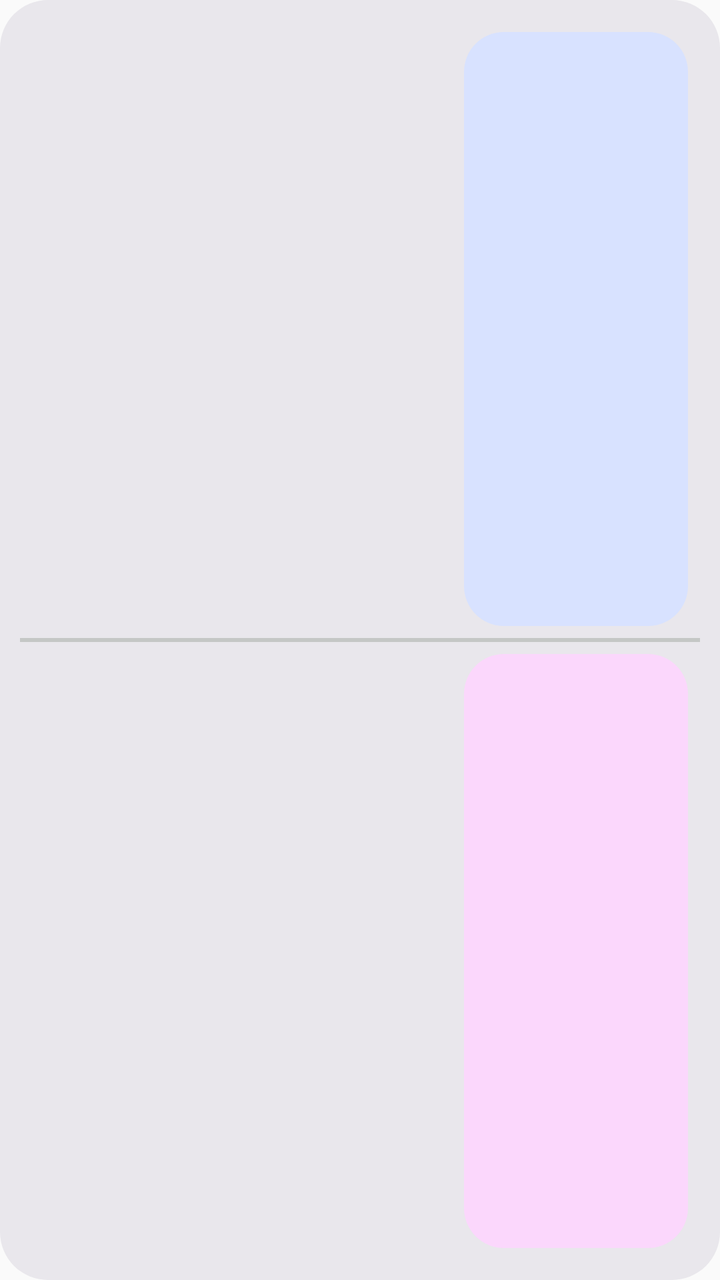
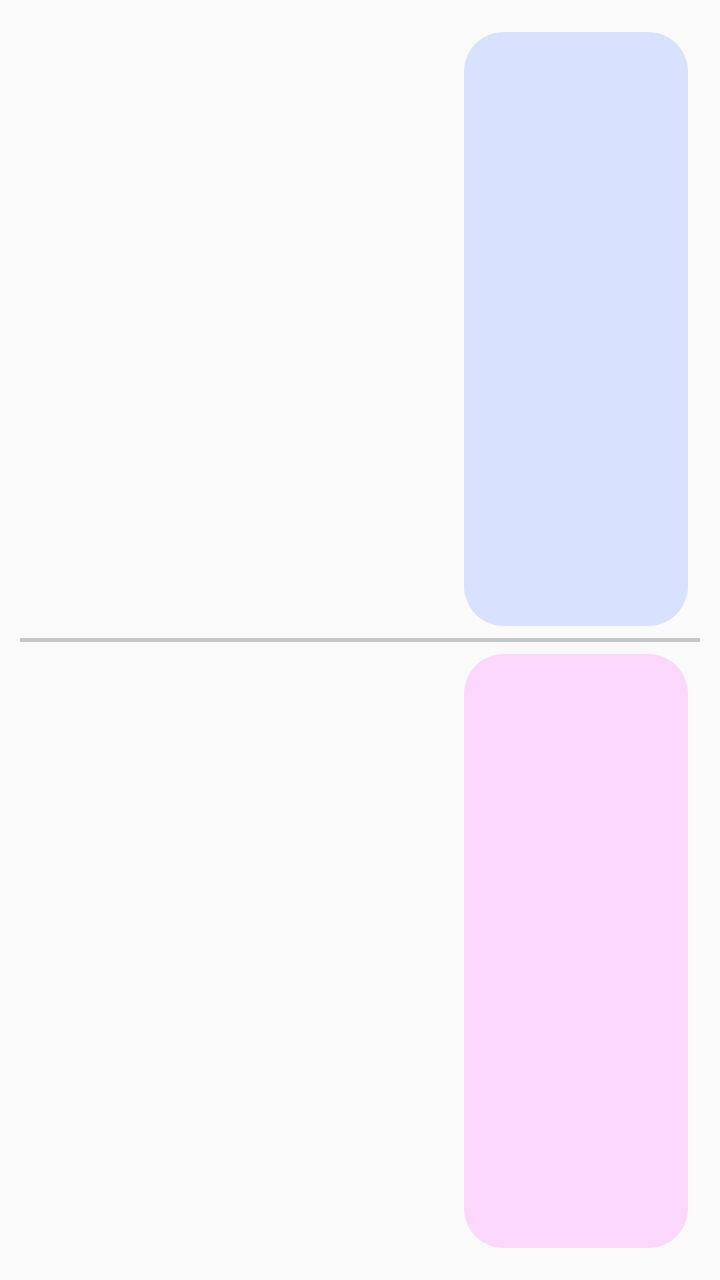

Compare the two renders of this Android layout. The source of the first and the diff that turns it into the second are given below.
<!-- AndroidManifest.xml: application theme Theme.Nexta -->
<!-- res/layout/nexta_widget.xml -->
<?xml version="1.0" encoding="utf-8"?>
<LinearLayout xmlns:android="http://schemas.android.com/apk/res/android"
    android:layout_width="match_parent"
    android:layout_height="match_parent"
    android:orientation="vertical"
    android:padding="10dp"
    android:background="@drawable/nexta_widget_background">

    <LinearLayout
        android:layout_width="match_parent"
        android:layout_height="0dp"
        android:layout_weight="1"
        android:orientation="horizontal"
        android:padding="6dp">

        <LinearLayout
            android:layout_width="0dp"
            android:layout_height="match_parent"
            android:layout_weight="1"
            android:orientation="vertical"
            android:gravity="center_vertical">

            <TextView
                android:id="@+id/widget_title_1"
                android:layout_width="match_parent"
                android:layout_height="wrap_content"
                android:maxLines="2"
                android:ellipsize="end"
                android:textColor="@color/nexta_widget_title"
                android:textSize="20sp"
                android:textStyle="bold" />

            <TextView
                android:id="@+id/widget_time_1"
                android:layout_width="match_parent"
                android:layout_height="wrap_content"
                android:maxLines="1"
                android:textColor="@color/nexta_widget_time"
                android:textSize="16sp"
                android:textStyle="bold" />

            <TextView
                android:id="@+id/widget_location_1"
                android:layout_width="match_parent"
                android:layout_height="wrap_content"
                android:maxLines="1"
                android:ellipsize="end"
                android:textColor="@color/nexta_widget_secondary"
                android:textSize="13sp" />

            <TextView
                android:id="@+id/widget_note_1"
                android:layout_width="match_parent"
                android:layout_height="wrap_content"
                android:maxLines="1"
                android:ellipsize="end"
                android:textColor="@color/nexta_widget_note"
                android:textSize="13sp"
                android:textStyle="bold" />
        </LinearLayout>

        <LinearLayout
            android:layout_width="112dp"
            android:layout_height="match_parent"
            android:layout_marginStart="10dp"
            android:orientation="vertical"
            android:gravity="center"
            android:padding="8dp"
            android:background="@drawable/nexta_widget_status_current">

            <TextView
                android:id="@+id/widget_status_1"
                android:layout_width="match_parent"
                android:layout_height="wrap_content"
                android:gravity="center"
                android:maxLines="2"
                android:textColor="@color/nexta_widget_status_current_text"
                android:textSize="14sp"
                android:textStyle="bold" />

            <TextView
                android:id="@+id/widget_countdown_1"
                android:layout_width="match_parent"
                android:layout_height="wrap_content"
                android:gravity="center"
                android:maxLines="2"
                android:textColor="@color/nexta_widget_status_current_text"
                android:textSize="16sp"
                android:textStyle="bold" />
        </LinearLayout>
    </LinearLayout>

    <TextView
        android:layout_width="match_parent"
        android:layout_height="2dp"
        android:background="@color/nexta_widget_divider"
        android:text="" />

    <LinearLayout
        android:layout_width="match_parent"
        android:layout_height="0dp"
        android:layout_weight="1"
        android:orientation="horizontal"
        android:padding="6dp">

        <LinearLayout
            android:layout_width="0dp"
            android:layout_height="match_parent"
            android:layout_weight="1"
            android:orientation="vertical"
            android:gravity="center_vertical">

            <TextView
                android:id="@+id/widget_title_2"
                android:layout_width="match_parent"
                android:layout_height="wrap_content"
                android:maxLines="2"
                android:ellipsize="end"
                android:textColor="@color/nexta_widget_title"
                android:textSize="20sp"
                android:textStyle="bold" />

            <TextView
                android:id="@+id/widget_time_2"
                android:layout_width="match_parent"
                android:layout_height="wrap_content"
                android:maxLines="1"
                android:textColor="@color/nexta_widget_time"
                android:textSize="16sp"
                android:textStyle="bold" />

            <TextView
                android:id="@+id/widget_location_2"
                android:layout_width="match_parent"
                android:layout_height="wrap_content"
                android:maxLines="1"
                android:ellipsize="end"
                android:textColor="@color/nexta_widget_secondary"
                android:textSize="13sp" />

            <TextView
                android:id="@+id/widget_note_2"
                android:layout_width="match_parent"
                android:layout_height="wrap_content"
                android:maxLines="1"
                android:ellipsize="end"
                android:textColor="@color/nexta_widget_note"
                android:textSize="13sp"
                android:textStyle="bold" />
        </LinearLayout>

        <LinearLayout
            android:layout_width="112dp"
            android:layout_height="match_parent"
            android:layout_marginStart="10dp"
            android:orientation="vertical"
            android:gravity="center"
            android:padding="8dp"
            android:background="@drawable/nexta_widget_status_next">

            <TextView
                android:id="@+id/widget_status_2"
                android:layout_width="match_parent"
                android:layout_height="wrap_content"
                android:gravity="center"
                android:maxLines="2"
                android:textColor="@color/nexta_widget_status_next_text"
                android:textSize="14sp"
                android:textStyle="bold" />

            <TextView
                android:id="@+id/widget_countdown_2"
                android:layout_width="match_parent"
                android:layout_height="wrap_content"
                android:gravity="center"
                android:maxLines="2"
                android:textColor="@color/nexta_widget_status_next_text"
                android:textSize="16sp"
                android:textStyle="bold" />
        </LinearLayout>
    </LinearLayout>
</LinearLayout>
<!-- resources referenced by this layout -->
<resources>
  <color name="nexta_widget_divider">@android:color/darker_gray</color>
  <color name="nexta_widget_note">@android:color/holo_blue_dark</color>
  <color name="nexta_widget_secondary">@android:color/secondary_text_light</color>
  <color name="nexta_widget_status_current_text">@android:color/primary_text_light</color>
  <color name="nexta_widget_status_next_text">@android:color/primary_text_light</color>
  <color name="nexta_widget_time">@android:color/primary_text_light</color>
  <color name="nexta_widget_title">@android:color/primary_text_light</color>
  <!-- drawable nexta_widget_background (drawable) -->
  <?xml version="1.0" encoding="utf-8"?>
  <shape xmlns:android="http://schemas.android.com/apk/res/android">
      <corners android:radius="24dp" />
      <solid android:color="@color/nexta_widget_container" />
  </shape>
  <!-- drawable nexta_widget_status_current (drawable) -->
  <?xml version="1.0" encoding="utf-8"?>
  <shape xmlns:android="http://schemas.android.com/apk/res/android">
      <corners android:radius="20dp" />
      <solid android:color="@color/nexta_widget_current_container" />
  </shape>
  <!-- drawable nexta_widget_status_next (drawable) -->
  <?xml version="1.0" encoding="utf-8"?>
  <shape xmlns:android="http://schemas.android.com/apk/res/android">
      <corners android:radius="20dp" />
      <solid android:color="@color/nexta_widget_next_container" />
  </shape>
  <style name="Theme.Nexta" parent="android:Theme.Material.Light.NoActionBar" />
  <color name="nexta_widget_container">@android:color/background_light</color>
  <color name="nexta_widget_current_container">@android:color/holo_green_light</color>
  <color name="nexta_widget_next_container">@android:color/holo_orange_light</color>
</resources>

<!-- the commit's change to res/layout/nexta_widget.xml (unified diff, before → after) -->
@@ -3,8 +3,7 @@
     android:layout_width="match_parent"
     android:layout_height="match_parent"
     android:orientation="vertical"
-    android:padding="10dp"
-    android:background="@drawable/nexta_widget_background">
+    android:padding="10dp">
 
     <LinearLayout
         android:layout_width="match_parent"
@@ -24,7 +23,7 @@
                 android:id="@+id/widget_title_1"
                 android:layout_width="match_parent"
                 android:layout_height="wrap_content"
-                android:maxLines="2"
+                android:maxLines="1"
                 android:ellipsize="end"
                 android:textColor="@color/nexta_widget_title"
                 android:textSize="20sp"
@@ -114,7 +113,7 @@
                 android:id="@+id/widget_title_2"
                 android:layout_width="match_parent"
                 android:layout_height="wrap_content"
-                android:maxLines="2"
+                android:maxLines="1"
                 android:ellipsize="end"
                 android:textColor="@color/nexta_widget_title"
                 android:textSize="20sp"
<!-- resource entries referenced after the edit -->
@@ -7,12 +7,6 @@
   <color name="nexta_widget_status_next_text">@android:color/primary_text_light</color>
   <color name="nexta_widget_time">@android:color/primary_text_light</color>
   <color name="nexta_widget_title">@android:color/primary_text_light</color>
-  <!-- drawable nexta_widget_background (drawable) -->
-  <?xml version="1.0" encoding="utf-8"?>
-  <shape xmlns:android="http://schemas.android.com/apk/res/android">
-      <corners android:radius="24dp" />
-      <solid android:color="@color/nexta_widget_container" />
-  </shape>
   <!-- drawable nexta_widget_status_current (drawable) -->
   <?xml version="1.0" encoding="utf-8"?>
   <shape xmlns:android="http://schemas.android.com/apk/res/android">
@@ -26,7 +20,6 @@
       <solid android:color="@color/nexta_widget_next_container" />
   </shape>
   <style name="Theme.Nexta" parent="android:Theme.Material.Light.NoActionBar" />
-  <color name="nexta_widget_container">@android:color/background_light</color>
   <color name="nexta_widget_current_container">@android:color/holo_green_light</color>
   <color name="nexta_widget_next_container">@android:color/holo_orange_light</color>
 </resources>
